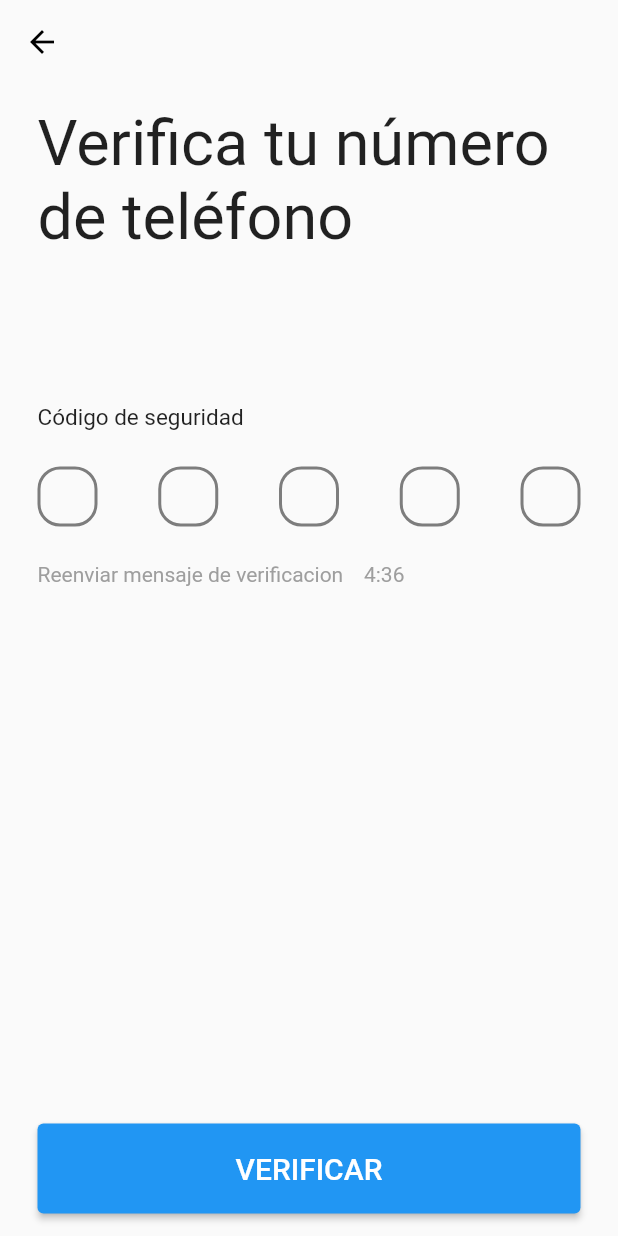
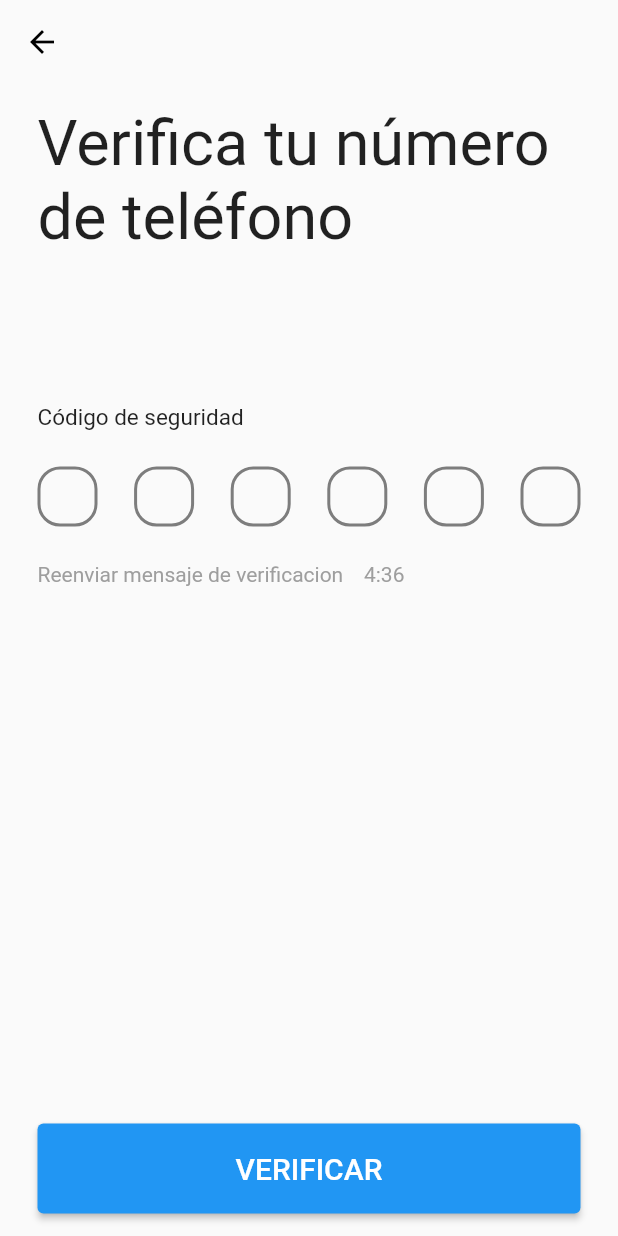
Before and after one commit to migala-dev/demos-app, a Flutter app: the VerifyPhonePage screen opened by its route, on a phone screen of 412 x 824 dp. Run offline on Flutter 3.47's test engine with Material 2 defaults, Android fonts, the phone set to English and light mode, and no system bars; our stand-ins replace bloc, fluro, flutter_bloc, intl_phone_field, pinput.

Commit message:
phone input and loading

```diff
--- a/lib/core/auth/login/verify_phone.dart
+++ b/lib/core/auth/login/verify_phone.dart
@@ -1,3 +1,4 @@
+import 'package:demos_app/utils/services/auth_service.dart';
 import 'package:flutter/material.dart';
 import 'package:pinput/pin_put/pin_put.dart';
 
@@ -47,6 +48,7 @@ class SecurityCodeForm extends StatefulWidget {
 
 class _SecurityCodeFormState extends State<SecurityCodeForm> {
   final TextEditingController _pinPutController = TextEditingController();
+  bool _isLoading = false;
 
   BoxDecoration get _pinPutDecoration {
     return BoxDecoration(
@@ -71,9 +73,8 @@ class _SecurityCodeFormState extends State<SecurityCodeForm> {
               height: 20,
             ),
             PinPut(
-              fieldsCount: 5,
+              fieldsCount: 6,
               onSubmit: (String pin) {
-                print(pin);
                 // Hide keyboard
                 FocusScope.of(context).unfocus();
               },
@@ -97,7 +98,25 @@ class _SecurityCodeFormState extends State<SecurityCodeForm> {
             )
           ],
         ),
-        BigButton(text: 'VERIFICAR', onPressed: () {})
+        BigButton(
+            isLoading: _isLoading,
+            text: 'VERIFICAR',
+            onPressed: () async {
+              setState(() {
+                _isLoading = true;
+              });
+              final code = _pinPutController.text;
+              final isValidCode = await AuthService().verifyCode(code);
+              if (isValidCode) {
+                Navigator.pushReplacementNamed(context, 'profile');
+              } else {
+                // TODO: toast
+              }
+
+              setState(() {
+                _isLoading = false;
+              });
+            })
       ],
     );
   }
--- a/lib/utils/services/auth_service.dart
+++ b/lib/utils/services/auth_service.dart
@@ -1,5 +1,3 @@
-import 'dart:convert';
-
 import 'package:demos_app/constans/api_path.dart';
 import 'package:demos_app/utils/services/api_service.dart';
 
@@ -27,7 +25,7 @@ class AuthService {
     return true;
   }
 
-  Future<bool> verifyCode(int code) async {
+  Future<bool> verifyCode(String code) async {
     String endpoint = ApiPath().getVerifyCodePath();
     Object params = {
       "phoneNumber": _phoneNumber,
--- a/lib/widgets/buttons/big_button_widget.dart
+++ b/lib/widgets/buttons/big_button_widget.dart
@@ -3,8 +3,13 @@ import 'package:flutter/material.dart';
 class BigButton extends StatelessWidget {
   final String text;
   final VoidCallback onPressed;
+  final bool isLoading;
 
-  const BigButton({Key? key, required this.text, required this.onPressed})
+  const BigButton(
+      {Key? key,
+      required this.text,
+      required this.onPressed,
+      this.isLoading = false})
       : super(key: key);
 
   @override
@@ -13,11 +18,15 @@ class BigButton extends StatelessWidget {
         constraints:
             BoxConstraints.tightFor(width: double.infinity, height: 60),
         child: ElevatedButton(
-          onPressed: onPressed,
-          child: Text(
-            text,
-            style: TextStyle(fontSize: 20),
-          ),
+          onPressed: isLoading ? null : onPressed,
+          child: isLoading
+              ? CircularProgressIndicator(
+                  color: Colors.black,
+                )
+              : Text(
+                  text,
+                  style: TextStyle(fontSize: 20),
+                ),
         ));
   }
 }
--- a/pubspec.yaml
+++ b/pubspec.yaml
@@ -28,10 +28,11 @@ dependencies:
   # The following adds the Cupertino Icons font to your application.
   # Use with the CupertinoIcons class for iOS style icons.
   cupertino_icons: ^1.0.2
-  flutter_bloc: ^7.0.1
+  flutter_bloc: ^7.1.0
   equatable: ^2.0.3
   pinput: ^1.2.0
   http: ^0.13.3
+  intl_phone_field: ^2.0.1
 
 dev_dependencies:
   flutter_test:
```
Also changed, not shown: lib/core/auth/login/login.dart (+20 -4 lines), lib/widgets/inputs/phone_input.dart (+39 -13 lines), pubspec.lock.
